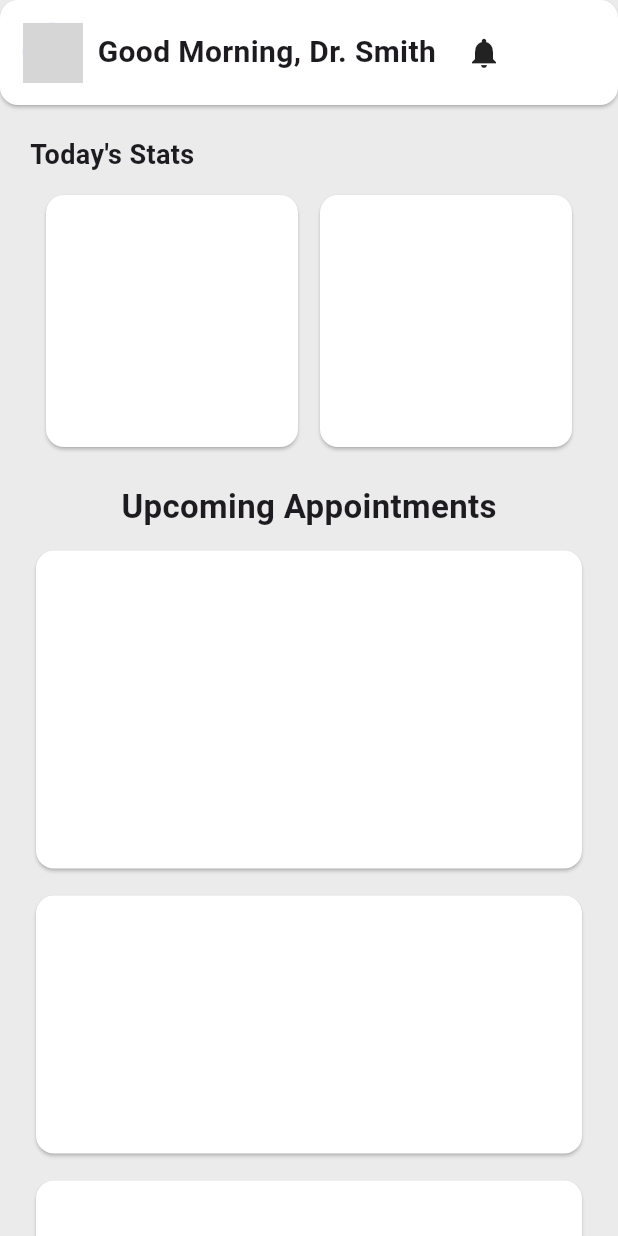
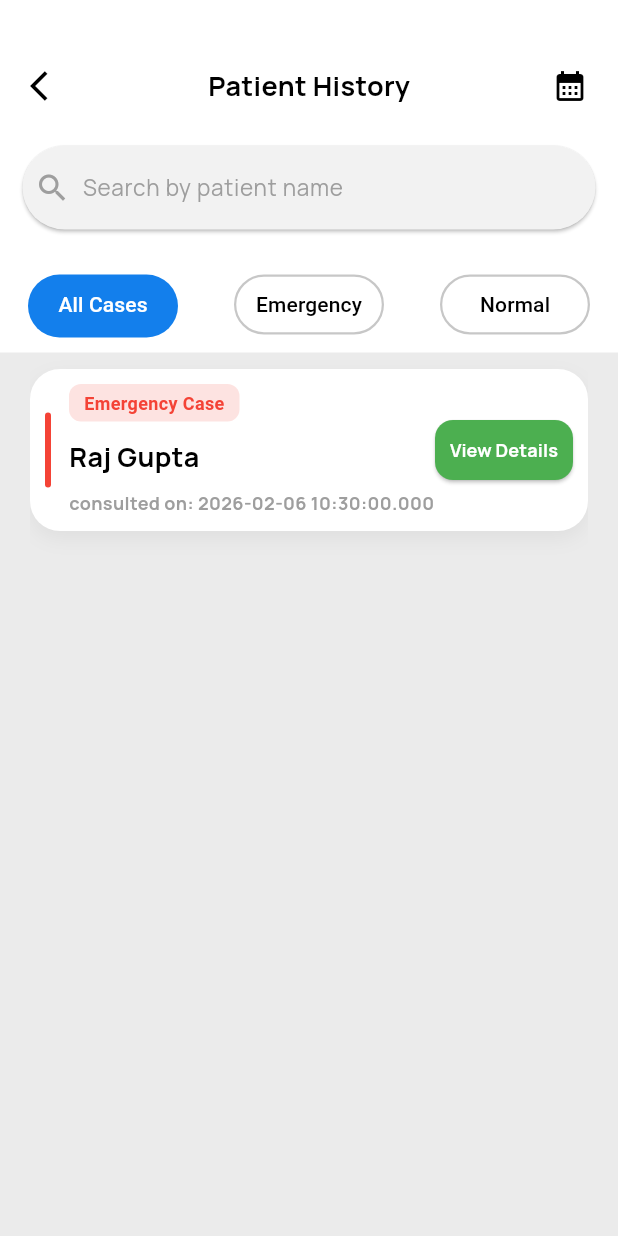
Before and after one commit to Rajat-Soni1058/medapp, a Flutter app: the screen it shows after launch, on a phone screen of 412 x 824 dp. Run offline on Flutter 3.47's test engine with Material 3 defaults, Android fonts, the phone set to English and light mode, and no system bars; our stand-ins replace google_fonts; grey boxes are pictures that could not be loaded.

Commit message:
doctor's patient history frontend done

```diff
--- /dev/null
+++ b/medapp_frontend/lib/doctor/components/doctors_patient_hsitory_card.dart
@@ -0,0 +1,104 @@
+import 'package:flutter/material.dart';
+import 'package:google_fonts/google_fonts.dart';
+
+class DPHcard extends StatelessWidget {
+  final String caseType;
+  final DateTime datetime;
+  final String name;
+  const DPHcard({
+    Key? key,
+    required this.caseType,
+    required this.datetime,
+    required this.name,
+  }) : super(key: key);
+
+  @override
+  Widget build(BuildContext context) {
+    return Container(
+      // height: 140,
+      decoration: BoxDecoration(
+        color: Colors.white,
+        borderRadius: BorderRadius.circular(20),
+        boxShadow: [
+          BoxShadow(
+            color: Colors.black.withOpacity(0.05),
+            blurRadius: 10,
+            offset: const Offset(0, 5),
+          ),
+        ],
+      ),
+      child: Padding(
+        padding: const EdgeInsets.all(10.0),
+        child: Row(
+          children: [
+            //left part
+            Container(
+              width: 4,
+              height: 50,
+              decoration: BoxDecoration(
+                color: (caseType == 'emergency')? Colors.red :Colors.blue,
+                borderRadius: BorderRadius.circular(10),
+              ),
+            ),
+            const SizedBox(width: 12,),
+            Expanded(child: Column(
+              mainAxisSize: MainAxisSize.min,
+              crossAxisAlignment: CrossAxisAlignment.start,
+              children: [
+                Container(
+                padding: const EdgeInsets.symmetric(
+                  horizontal: 10,
+                  vertical: 4,
+                ),
+                decoration: BoxDecoration(
+                  color:(caseType == 'emergency')? Colors.red.withOpacity(0.15):Colors.blue.withOpacity(0.15),
+                  borderRadius: BorderRadius.circular(8),
+                ),
+                child:  (caseType == 'emergency')?const Text(
+                  'Emergency Case',
+                  style: TextStyle(
+                    color: Colors.red,
+                    fontSize: 12,
+                    fontWeight: FontWeight.w600,
+
+                ),):const Text(
+                  'Normal Case',
+                  style: TextStyle(
+                    color: Colors.blue,
+                    fontSize: 12,
+                    fontWeight: FontWeight.w600,
+                  ),
+                ),
+              ),
+
+              SizedBox(height: 10,),
+              //name
+              Text(name,style: GoogleFonts.manrope(fontWeight: FontWeight.bold,fontSize:18,color: Colors.black),),
+              SizedBox(height: 10,),
+              Text("consulted on: ${datetime}",style: GoogleFonts.manrope(fontWeight: FontWeight.bold,fontSize:12,color: Colors.grey),),
+              ],
+            )),
+            Align(
+              alignment: Alignment.centerRight,
+              child: ElevatedButton(
+                 style: ElevatedButton.styleFrom(
+                      backgroundColor: Colors.green,
+                      shape: RoundedRectangleBorder(
+                        borderRadius: BorderRadius.circular(12),
+                      ),
+                      padding: const EdgeInsets.symmetric(
+                        horizontal: 10,
+                        vertical: 6,
+                      ),
+                    ),
+                onPressed: (){}, child:
+              Text('View Details',style: GoogleFonts.manrope(fontWeight: FontWeight.bold,fontSize: 12,color: Colors.white),)
+              ),
+            )
+
+          ],
+        ),
+      ),
+    );
+  }
+}
--- /dev/null
+++ b/medapp_frontend/lib/doctor/features/history.dart
@@ -0,0 +1,198 @@
+import 'package:flutter/material.dart';
+import 'package:google_fonts/google_fonts.dart';
+import 'package:medapp_frontend/doctor/components/doctors_patient_hsitory_card.dart';
+
+class DoctorsPatientHistory extends StatefulWidget {
+  const DoctorsPatientHistory({super.key});
+
+  @override
+  State<DoctorsPatientHistory> createState() => _DoctorsPatientHistoryState();
+}
+
+class _DoctorsPatientHistoryState extends State<DoctorsPatientHistory>
+    with SingleTickerProviderStateMixin {
+  late TabController _tabController;
+  @override
+  void initState() {
+    super.initState();
+    _tabController = TabController(length: 3, vsync: this);
+  }
+
+  @override
+  void dispose() {
+    _tabController.dispose();
+    super.dispose();
+  }
+
+  @override
+  Widget build(BuildContext context) {
+    return Scaffold(
+      backgroundColor: const Color.fromARGB(255, 235, 235, 235),
+      body: Stack(
+        children: [
+          //below list part//
+          Padding(
+            padding: const EdgeInsets.all(20.0),
+            child: Column(
+              children: [
+                SizedBox(height: 210),
+                Expanded(
+                  child: TabBarView(
+                    controller: _tabController,
+                    children: [buildlist('all cases'), buildlist('emergency'),buildlist('normal')],
+                  ),
+                ),
+              ],
+            ),
+          ),
+          //below list part ends
+
+          //custom app bar
+          Container(
+            height: 235,
+            color: Colors.white,
+            child: Column(
+              children: [
+                SizedBox(height: 25,),
+                Padding(
+                  padding: const EdgeInsets.all(8.0),
+                  child: Row(
+                    mainAxisAlignment: MainAxisAlignment.spaceBetween,
+                    children: [
+                      IconButton(
+                        onPressed: () {},
+                        icon: Icon(Icons.arrow_back_ios, color: Colors.black),
+                      ),
+                      Text(
+                        'Patient History',
+                        style: GoogleFonts.manrope(
+                          fontWeight: FontWeight.bold,
+                          fontSize: 18,
+                          color: Colors.black,
+                        ),
+                      ),
+                      IconButton(
+                        onPressed: () {},
+                        icon: Icon(Icons.calendar_month, color: Colors.black),
+                      ),
+                    ],
+                  ),
+                  //top part of custom app bar ends
+                  //search bar of custom app bar//
+                ),
+                Padding(
+                  padding: const EdgeInsets.only(left: 15, right: 15, top: 8),
+                  child: SearchBar(
+                    hintText: 'Search by patient name',
+                    hintStyle: WidgetStateProperty.all(
+                      GoogleFonts.manrope(fontSize: 15, color: Colors.grey),
+                    ),
+                    leading: Icon(Icons.search, color: Colors.grey),
+                    backgroundColor: WidgetStateProperty.all(
+                      Color.fromARGB(255, 242, 242, 242),
+                    ),
+                    elevation: WidgetStateProperty.all(1),
+                  ),
+                ),
+                //search bar ends here
+                SizedBox(height: 30),
+                //three tabs -> all cases , emergency , normal//
+                TabBar(
+                  indicator: BoxDecoration(
+                    // border: Border.all(width: 2, color: Colors.black),
+                    borderRadius: BorderRadius.circular(50),
+                    color: Color(0xFF137FEC),
+                  ),
+                  dividerColor: Colors.transparent,
+                  labelColor: Colors.white,
+                  unselectedLabelColor: Colors.black,
+                  controller: _tabController,
+                  tabs: [
+                    SizedBox(
+                      height: 40,
+                      width: 100,
+                      child: Tab(
+                        child: Container(
+                          height: 40,
+                          width: 100,
+                          decoration: BoxDecoration(
+                            borderRadius: BorderRadius.circular(50),
+                            border: (_tabController.index != 0)
+                                ? Border.all(width: 1.5,color: const Color.fromARGB(255, 199, 199, 199))
+                                : null,
+                          ),
+                          child: Center(child: Text('All Cases')),
+                        ),
+                      ),
+                    ),
+                    SizedBox(
+                      height: 40,
+                      width: 100,
+                      child: Tab(
+                        child: Container(
+                           height: 40,
+                          width: 100,
+                          decoration: BoxDecoration(
+                            borderRadius: BorderRadius.circular(50),
+                            border: (_tabController.index != 1)
+                                ? Border.all(width: 1.5,color: const Color.fromARGB(255, 199, 199, 199))
+                                : null,
+                          ),
+                          child: Center(child: Text('Emergency')),
+                        ),
+                      ),
+                    ),
+                    SizedBox(
+                      height: 40,
+                      width: 100,
+                      child: Tab(
+                        child: Container(
+                          height: 40,
+                          width: 100,
+                          decoration: BoxDecoration(
+                            borderRadius: BorderRadius.circular(50),
+                            border: (_tabController.index != 2)
+                                ? Border.all(width: 1.5,color: const Color.fromARGB(255, 199, 199, 199))
+                                : null,
+                          ),
+                          child: Center(child: Text('Normal')),
+                        ),
+                      ),
+                    ),
+                  ],
+                ),
+              ],
+            ),
+          ),
+          //custom app bar ends
+        ],
+      ),
+    );
+  }
+}
+
+Widget buildlist(String cases) {
+  return ListView(
+    padding: const EdgeInsets.only(top: 16),
+    children: [
+      if (cases == 'all cases')
+        DPHcard(
+          caseType: 'emergency',
+          datetime: DateTime.now(),
+          name: 'Raj Gupta',
+        )
+      else if (cases == 'emergency')
+        DPHcard(
+          caseType: 'emergency',
+          datetime: DateTime.now(),
+          name: 'Utkarsh Rastogi',
+        )
+      else
+        DPHcard(
+          caseType: 'normal',
+          datetime: DateTime.now(),
+          name: 'Rajat Soni',
+        ),
+    ],
+  );
+}
--- a/medapp_frontend/lib/main.dart
+++ b/medapp_frontend/lib/main.dart
@@ -1,5 +1,7 @@
 import 'package:flutter/material.dart';
+import 'package:flutter/services.dart';
 import 'package:medapp_frontend/doctor/features/home.dart';
+import 'package:medapp_frontend/doctor/features/history.dart';
 
 void main() {
   runApp(const MainApp());
@@ -11,8 +13,11 @@ class MainApp extends StatelessWidget {
   @override
   Widget build(BuildContext context) {
     return MaterialApp(
+
+
+      theme: ThemeData.light(),
       debugShowCheckedModeBanner: false,
-      home: DoctorHome(),
+      home: DoctorsPatientHistory(),
     );
   }
 }
--- a/medapp_frontend/pubspec.yaml
+++ b/medapp_frontend/pubspec.yaml
@@ -9,6 +9,7 @@ environment:
 dependencies:
   flutter:
     sdk: flutter
+  google_fonts: ^8.0.1
 
 dev_dependencies:
   flutter_test:
```
Also changed, not shown: medapp_frontend/pubspec.lock.
